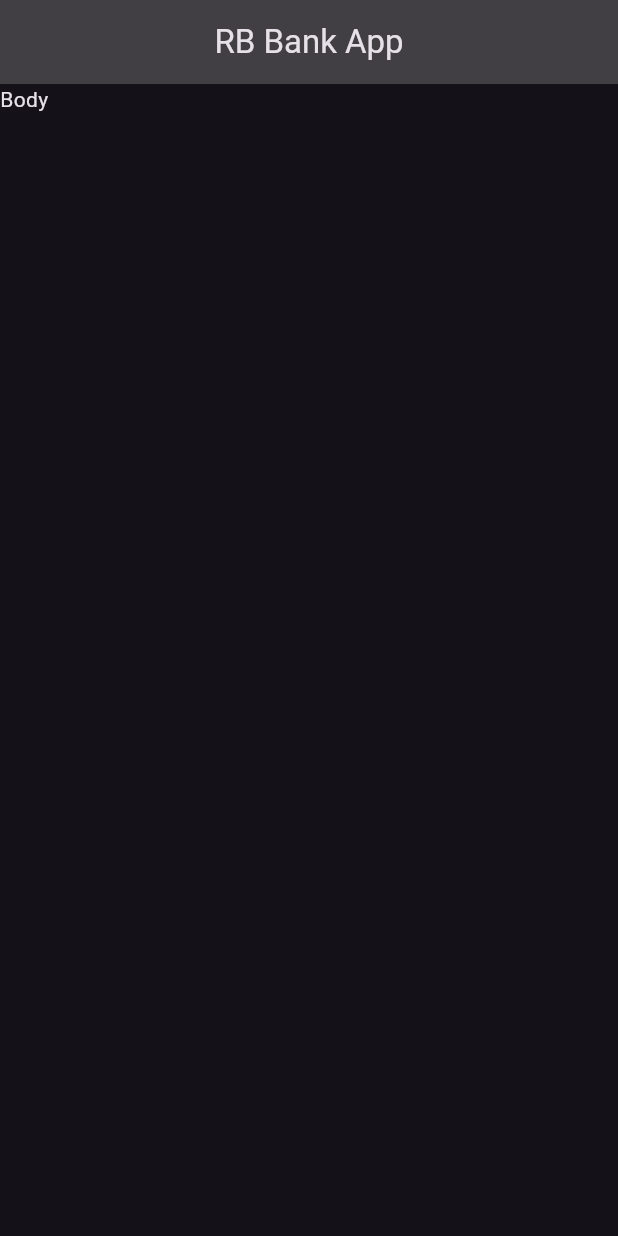
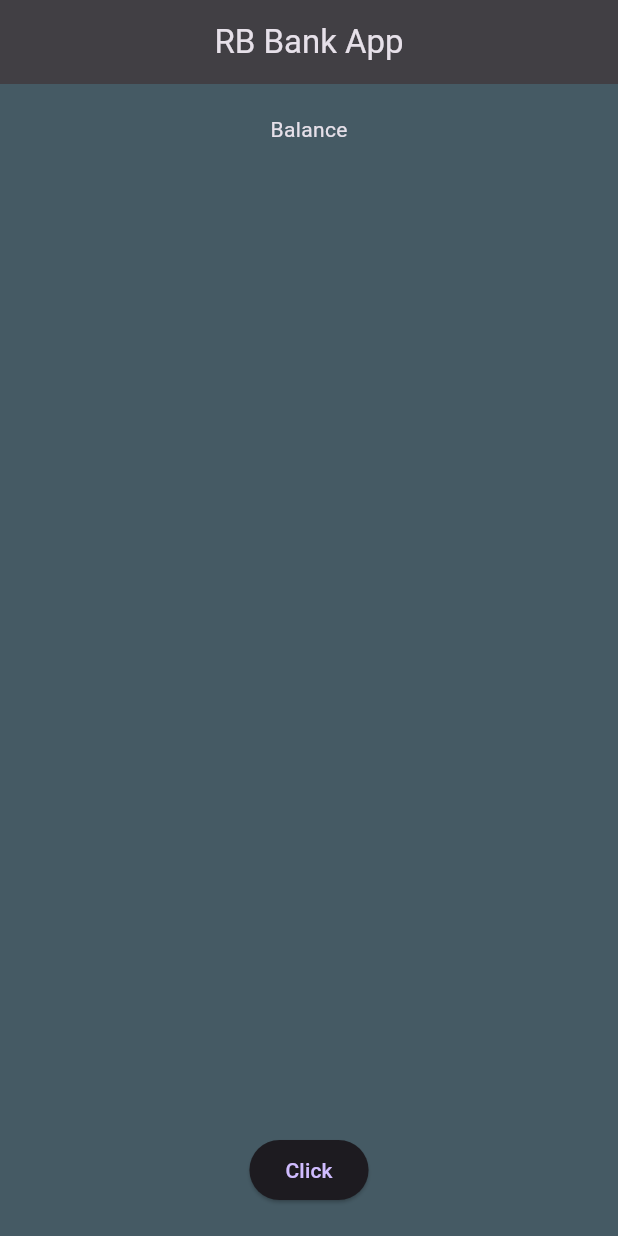
Before and after one commit to makgr/rbbankapp, a Flutter app: the screen it shows after launch, on a phone screen of 412 x 824 dp. Run offline on Flutter 3.47's test engine with Material 3 defaults, Android fonts, the phone set to English and light mode, and no system bars.

Commit message:
working with button

```diff
--- a/lib/main.dart
+++ b/lib/main.dart
@@ -6,6 +6,10 @@ void main() {
 
 class MyApp extends StatelessWidget {
   const MyApp({super.key});
+
+  void aFunction() {
+    print("Button clicked.");
+  }
 
   @override
   Widget build(BuildContext context) {
@@ -18,7 +22,22 @@ class MyApp extends StatelessWidget {
           centerTitle: true,
           title: Text('RB Bank App'),
         ),
-        body: Text('Body'),
+        body: Container(
+          padding: EdgeInsets.all(20),
+          color: Colors.blueGrey[700],
+          width: double.infinity,
+          height: double.infinity,
+          child: Column(
+            mainAxisAlignment: MainAxisAlignment.spaceBetween,
+            children: [
+              Text("Balance"),
+              ElevatedButton(
+                onPressed: aFunction,
+                child: Text("Click"),
+              ),
+            ],
+          ),
+        ),
       ),
     );
   }
```
